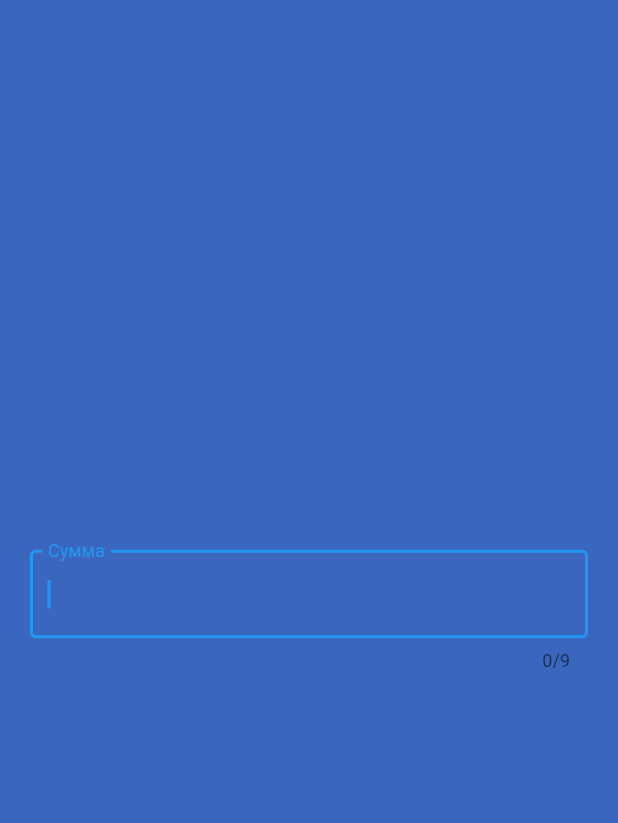
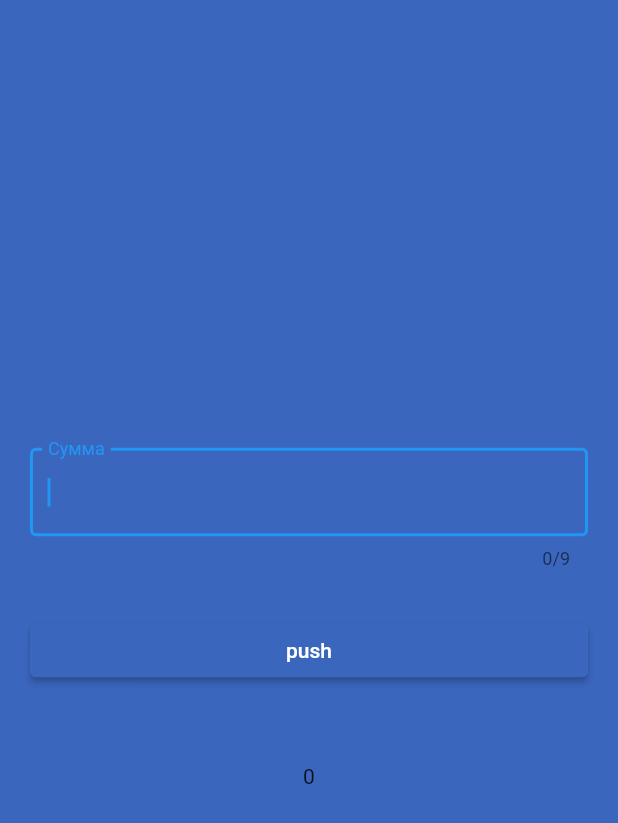
Before and after one commit to MaryDayGit/keeptrack, a Flutter app: the AddTranz screen opened directly, on a phone screen of 412 x 824 dp. Shown: the top 823 px of the screen. Run offline on Flutter 3.47's test engine with Material 2 defaults, Android fonts, the phone set to English and light mode, and no system bars; our stand-ins replace syncfusion_flutter_charts.

Commit message:
класс

```diff
--- a/lib/main.dart
+++ b/lib/main.dart
@@ -1,4 +1,5 @@
 import 'package:flutter/material.dart';
+import 'package:keeptrack/page/addtranz.dart';
 import 'package:keeptrack/page/authpage.dart';
 import 'package:keeptrack/page/mainpage.dart';
 import 'package:keeptrack/page/menupage.dart';
@@ -19,12 +20,12 @@ class MyApp extends StatelessWidget {
       initialRoute: '/',
       routes: {
         // When navigating to the "/" route, build the FirstScreen widget.
-        '/': (context) => const AuthHomePage(),
+        '/': (context) => const AddTranz(),
         // When navigating to the "/second" route, build the SecondScreen widget.
         '/signup': (context) => const SignUp(),
         "/register": (context) => const RegisterPage(),
         "/menupage": (context) => const MenuWidgetPage(),
-        "/mainpage": (context) => MainHomePage(),
+        "/mainpage": (context) => const MainHomePage(),
       },
 
       //theme: ThemeData(backgroundColor: const Color(0xFF3A66BD)),
--- /dev/null
+++ b/lib/model/modeltranz.dart
@@ -0,0 +1,10 @@
+class ModelTranz {
+  String title;
+  String comment;
+  int suma;
+  ModelTranz({
+    required this.title,
+    required this.comment,
+    required this.suma,
+  });
+}
--- a/lib/page/addtranz.dart
+++ b/lib/page/addtranz.dart
@@ -1,8 +1,27 @@
+// ignore_for_file: non_constant_identifier_names, avoid_unnecessary_containers
+
 import 'package:flutter/material.dart';
+import 'package:keeptrack/model/modeltranz.dart';
 
-class AddTranz extends StatelessWidget {
-  AddTranz({Key? key}) : super(key: key);
+class AddTranz extends StatefulWidget {
+  const AddTranz({Key? key}) : super(key: key);
+
+  @override
+  State<AddTranz> createState() => _AddTranzState();
+}
+
+class _AddTranzState extends State<AddTranz> {
   final _sumatranz = TextEditingController();
+
+  ModelTranz tanz1 = ModelTranz(comment: '', title: '', suma: 0);
+
+  SaveInfo() {
+    tanz1.title = 'test1';
+    tanz1.comment = 'test2';
+    tanz1.suma = int.parse(_sumatranz.text);
+    print(tanz1.title);
+    setState(() {});
+  }
 
   @override
   Widget build(BuildContext context) {
@@ -27,6 +46,42 @@ class AddTranz extends StatelessWidget {
                 style: const TextStyle(fontSize: 16, color: Colors.black),
               ),
             ),
+            const SizedBox(
+              height: 20,
+            ),
+            Container(
+              margin: const EdgeInsets.fromLTRB(20, 0, 20, 0),
+              child: Align(
+                alignment: Alignment.center,
+                child: SizedBox(
+                  width: double.infinity,
+                  child: ElevatedButton(
+                    child: const Text('push'),
+                    style: ElevatedButton.styleFrom(
+                      primary: const Color(0xFF3A66BD),
+                      onPrimary: Colors.white,
+                    ),
+                    onPressed: () {
+                      SaveInfo();
+                    },
+                  ),
+                ),
+              ),
+            ),
+            const SizedBox(
+              height: 20,
+            ),
+            Container(
+              child: Column(
+                children: [
+                  Text(tanz1.title),
+                  Text(tanz1.comment),
+                  Text(
+                    tanz1.suma.toString(),
+                  )
+                ],
+              ),
+            ),
           ],
         ),
       ),
```
